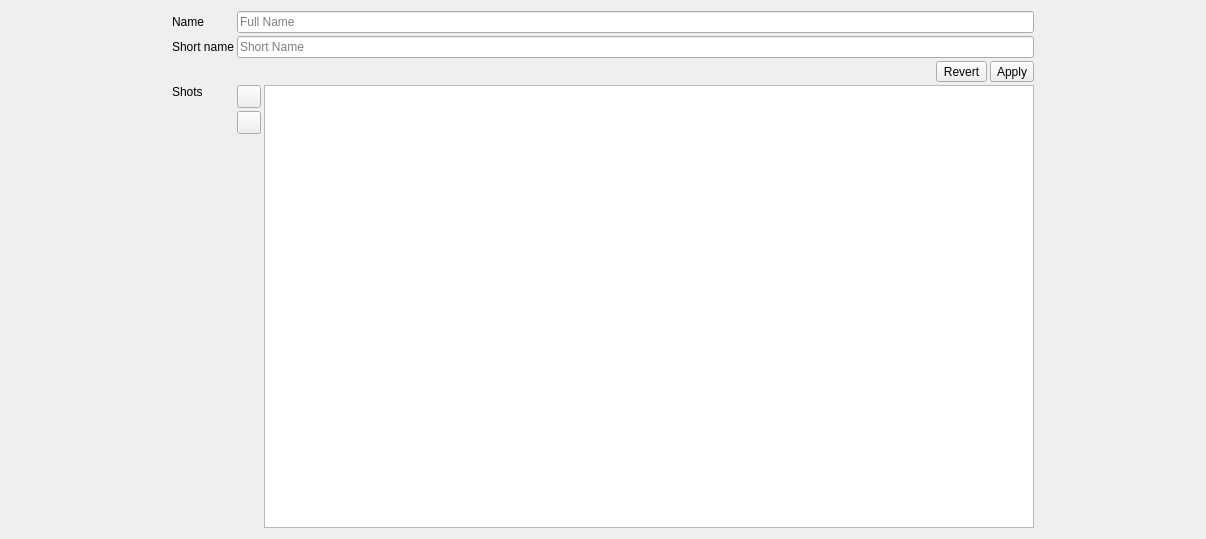
Before: the Qt Designer form src/sequenceeditwidget.ui in RxLaboratory/Ramses-Client, drawn with Qt 5.
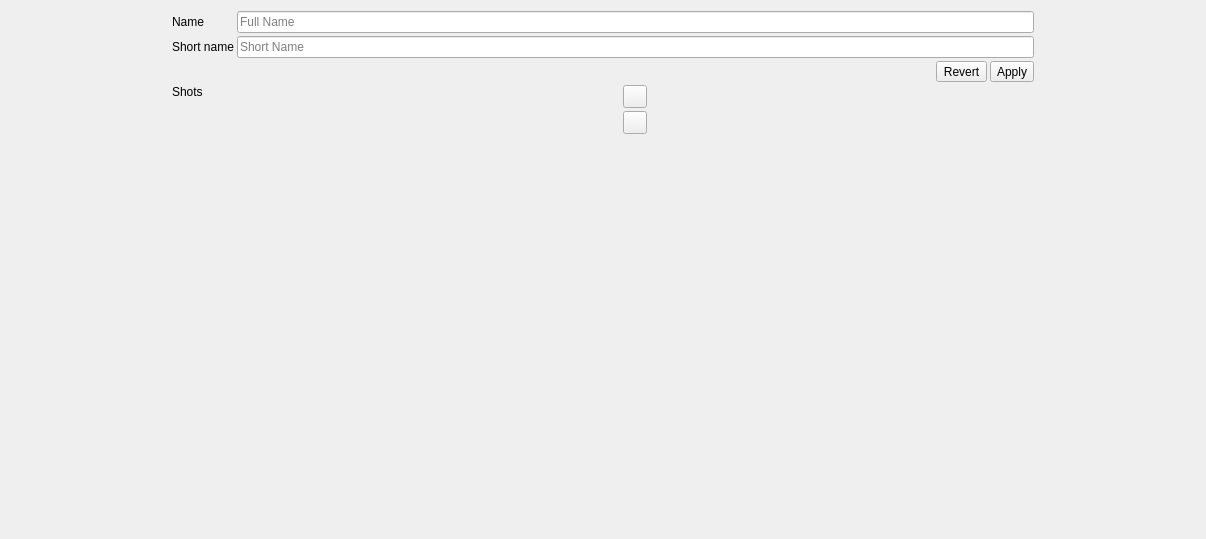
After: the same form once the commit is applied. Icons and pictures are not drawn.

Commit message: begin building new lists ui

```diff
--- a/src/sequenceeditwidget.ui
+++ b/src/sequenceeditwidget.ui
@@ -179,9 +179,6 @@
          </item>
         </layout>
        </item>
-       <item>
-        <widget class="QListWidget" name="shotsList"/>
-       </item>
       </layout>
      </item>
      <item row="3" column="0">
```
Left out of the diff: 2 changed lines with no effect on the pictures. The commit also changes 9 other files.
